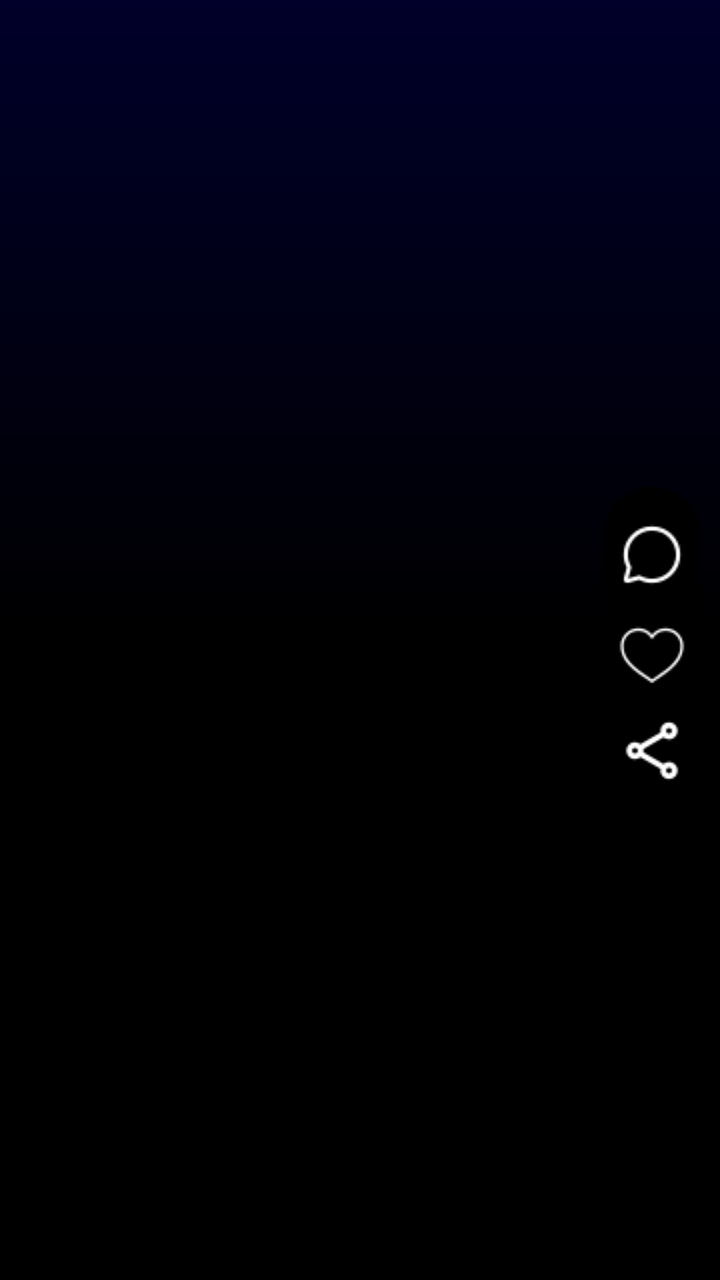
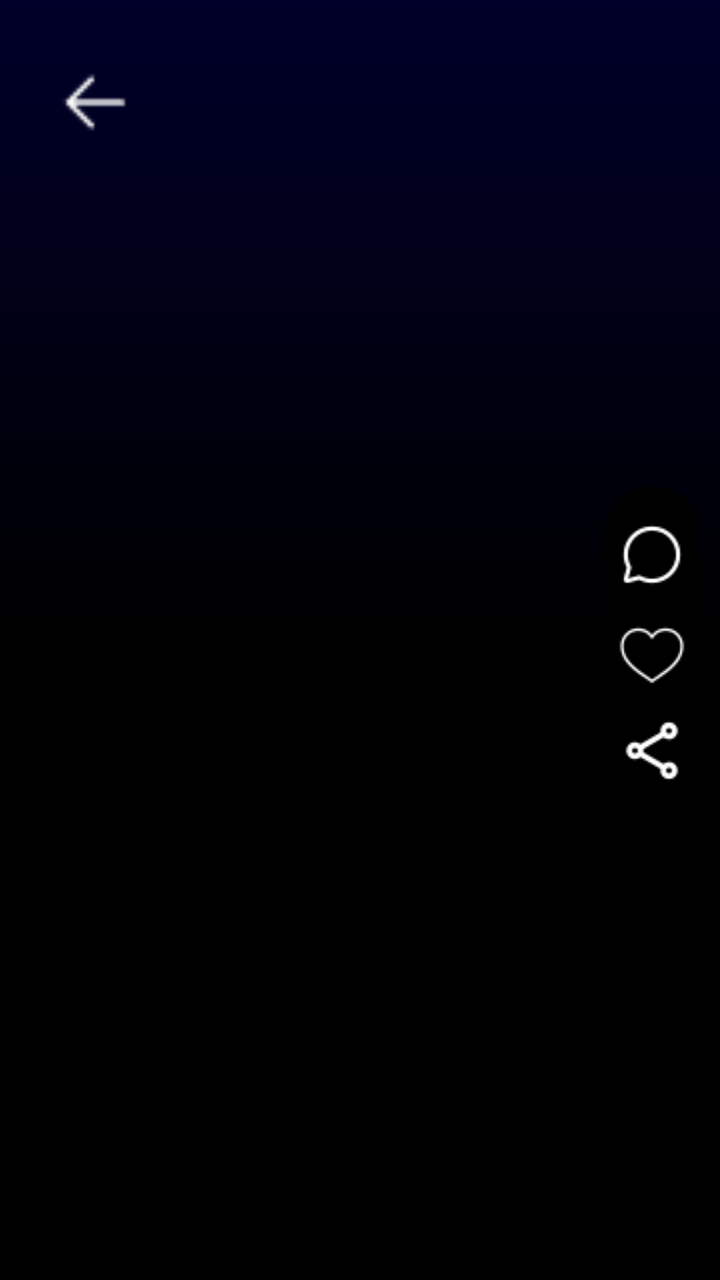

Before-and-after screenshots of an Android layout around one commit, followed by the original layout XML and the change that was made.
<!-- AndroidManifest.xml: application theme Theme.Pruvve -->
<!-- res/layout/activity_show_videos.xml -->
<?xml version="1.0" encoding="utf-8"?>
<androidx.constraintlayout.widget.ConstraintLayout xmlns:android="http://schemas.android.com/apk/res/android"
    xmlns:app="http://schemas.android.com/apk/res-auto"
    xmlns:tools="http://schemas.android.com/tools"
    android:layout_width="match_parent"
    android:layout_height="match_parent"
    android:background="@drawable/pitch_background"
    tools:context=".ShowVideos">

    <ImageView
        android:id="@+id/imvShowChosenVideo"
        android:layout_width="match_parent"
        android:layout_height="0dp"
        android:background="@drawable/pitch_background"
        app:layout_constraintBottom_toTopOf="@+id/guideline339"
        app:layout_constraintEnd_toEndOf="parent"
        app:layout_constraintStart_toStartOf="parent"
        app:layout_constraintTop_toTopOf="parent"
        tools:ignore="ContentDescription" />

    <LinearLayout
        android:id="@+id/llVideoOptions"
        android:layout_width="wrap_content"
        android:layout_height="wrap_content"
        android:layout_marginEnd="10dp"
        android:background="@drawable/icon_background"
        android:orientation="vertical"
        android:padding="7dp"
        app:layout_constraintEnd_toEndOf="parent"
        app:layout_constraintTop_toTopOf="@+id/guideline345">

        <ImageView
            android:id="@+id/imvCommentOnVideo"
            android:layout_width="wrap_content"
            android:layout_height="wrap_content"
            android:layout_marginTop="10dp"
            android:layout_marginBottom="15dp"
            android:src="@drawable/comment"
            app:layout_constraintEnd_toStartOf="@+id/guideline318"
            app:layout_constraintTop_toTopOf="@+id/guideline333"
            tools:ignore="ContentDescription" />

        <ImageView
            android:id="@+id/imvLikeVideo"
            android:layout_width="wrap_content"
            android:layout_height="wrap_content"
            android:layout_marginBottom="15dp"
            android:src="@drawable/like_heart"
            app:layout_constraintEnd_toStartOf="@+id/guideline318"
            app:layout_constraintTop_toBottomOf="@+id/imvWriteStory"
            tools:ignore="ContentDescription" />

        <ImageView
            android:id="@+id/imvShareStory"
            android:layout_width="wrap_content"
            android:layout_height="wrap_content"
            android:layout_marginBottom="15dp"
            android:src="@drawable/share"
            app:layout_constraintEnd_toStartOf="@+id/guideline318"
            app:layout_constraintTop_toBottomOf="@+id/imvWriteStory"
            tools:ignore="ContentDescription" />

    </LinearLayout>

    <androidx.constraintlayout.widget.ConstraintLayout
        android:id="@+id/clCommentVideos"
        android:layout_width="0dp"
        android:layout_height="0dp"
        android:background="@drawable/pitch_background"
        android:paddingStart="10dp"
        android:paddingEnd="10dp"
        android:paddingBottom="10dp"
        app:layout_constraintBottom_toBottomOf="parent"
        app:layout_constraintEnd_toEndOf="parent"
        app:layout_constraintStart_toStartOf="parent"
        app:layout_constraintTop_toTopOf="@+id/guideline339">

        <TextView
            android:id="@+id/tvCommentOrLikes"
            android:layout_width="0dp"
            android:layout_height="0dp"
            android:fontFamily="@font/my_exo"
            android:gravity="center"
            android:text="Comments"
            android:textColor="@color/white"
            android:textSize="24sp"
            android:textStyle="bold"
            app:layout_constraintBottom_toTopOf="@id/guideline341"
            app:layout_constraintEnd_toEndOf="parent"
            app:layout_constraintStart_toStartOf="parent"
            app:layout_constraintTop_toTopOf="@+id/guideline342"
            tools:ignore="HardcodedText" />

        <androidx.recyclerview.widget.RecyclerView
            android:id="@+id/rvChosenCommentsOrLikes"
            android:layout_width="match_parent"
            android:layout_height="0dp"
            android:layout_marginTop="5dp"
            app:layout_constraintBottom_toBottomOf="parent"
            app:layout_constraintTop_toTopOf="@+id/guideline341"
            tools:layout_editor_absoluteX="10dp" />

        <LinearLayout
            android:layout_width="0dp"
            android:layout_height="0dp"
            android:layout_marginStart="5dp"
            android:layout_marginTop="2dp"
            android:layout_marginEnd="5dp"
            android:background="@drawable/search_background2"
            android:orientation="horizontal"
            app:layout_constraintBottom_toBottomOf="parent"
            app:layout_constraintEnd_toEndOf="parent"
            app:layout_constraintStart_toStartOf="parent"
            app:layout_constraintTop_toTopOf="@+id/guideline340">

            <EditText
                android:id="@+id/etVideoCommentText"
                android:layout_width="match_parent"
                android:layout_height="match_parent"
                android:layout_marginStart="8dp"
                android:layout_marginEnd="2dp"
                android:layout_weight="1"
                android:autofillHints="none"
                android:hint="Write a comment"
                android:textColor="@color/white"
                android:inputType="textMultiLine"
                android:textColorHint="@color/gray"
                android:textSize="16sp"
                tools:ignore="HardcodedText" />

            <ImageView
                android:id="@+id/imvVideoCommentSend"
                android:layout_width="match_parent"
                android:layout_height="match_parent"
                android:layout_margin="5dp"
                android:layout_weight="8"
                android:src="@drawable/send_icon"
                tools:ignore="ContentDescription" />
        </LinearLayout>

        <ImageView
            android:id="@+id/imvExitVideoCommentSection"
            android:layout_width="wrap_content"
            android:layout_height="wrap_content"
            android:layout_margin="15dp"
            android:src="@drawable/exit_icon"
            app:layout_constraintEnd_toEndOf="parent"
            app:layout_constraintTop_toTopOf="@+id/guideline342"
            tools:ignore="ContentDescription" />

        <androidx.constraintlayout.widget.Guideline
            android:id="@+id/guideline341"
            android:layout_width="wrap_content"
            android:layout_height="wrap_content"
            android:orientation="horizontal"
            app:layout_constraintGuide_percent="0.18" />

        <androidx.constraintlayout.widget.Guideline
            android:id="@+id/guideline340"
            android:layout_width="wrap_content"
            android:layout_height="wrap_content"
            android:orientation="horizontal"
            app:layout_constraintGuide_percent="0.83" />

        <androidx.constraintlayout.widget.Guideline
            android:id="@+id/guideline342"
            android:layout_width="wrap_content"
            android:layout_height="wrap_content"
            android:orientation="horizontal"
            app:layout_constraintGuide_percent="0.027363185" />
    </androidx.constraintlayout.widget.ConstraintLayout>

    <androidx.constraintlayout.widget.Guideline
        android:id="@+id/guideline339"
        android:layout_width="wrap_content"
        android:layout_height="wrap_content"
        android:orientation="horizontal"
        app:layout_constraintGuide_percent="1.0" />

    <androidx.constraintlayout.widget.Guideline
        android:id="@+id/guideline345"
        android:layout_width="wrap_content"
        android:layout_height="wrap_content"
        android:orientation="horizontal"
        app:layout_constraintGuide_percent="0.38" />
</androidx.constraintlayout.widget.ConstraintLayout>
<!-- resources referenced by this layout -->
<resources>
  <color name="gray">#808080</color>
  <color name="white">#FFFFFFFF</color>
  <!-- drawable comment: png bitmap (drawable, 641 bytes) -->
  <!-- drawable exit_icon: png bitmap (drawable, 312 bytes) -->
  <!-- drawable icon_background (drawable) -->
  <?xml version="1.0" encoding="utf-8"?>
  <shape xmlns:android="http://schemas.android.com/apk/res/android"
      android:shape="rectangle">
      <solid
          android:color="@color/black"/>
      <corners android:radius="45dp"/>
  </shape>
  <!-- drawable like_heart: png bitmap (drawable, 663 bytes) -->
  <!-- drawable pitch_background (drawable) -->
  <?xml version="1.0" encoding="utf-8"?>
  <shape
      xmlns:android="http://schemas.android.com/apk/res/android"
      android:shape="rectangle">
      <gradient android:startColor="@color/black"
          android:endColor="#00002A"
          android:angle="90"
          android:type="linear"
          android:centerColor="@color/black"/>
  
  </shape>
  <!-- drawable search_background2 (drawable) -->
  <?xml version="1.0" encoding="utf-8"?>
  <shape xmlns:android="http://schemas.android.com/apk/res/android"
      android:shape="rectangle">
      <corners android:radius="5dp"/>
      <solid android:color="@color/black"/>
      <stroke android:width="2dp"
          android:color="@color/gray"/>
  
  </shape>
  <!-- drawable send_icon: png bitmap (drawable, 459 bytes) -->
  <!-- drawable share: png bitmap (drawable, 523 bytes) -->
  <style name="Theme.Pruvve" parent="Theme.AppCompat.DayNight.DarkActionBar" />
  <color name="black">#FF000000</color>
</resources>

<!-- the commit's change to res/layout/activity_show_videos.xml (unified diff, before → after) -->
@@ -7,16 +7,35 @@
     android:background="@drawable/pitch_background"
     tools:context=".ShowVideos">
 
-    <ImageView
-        android:id="@+id/imvShowChosenVideo"
-        android:layout_width="match_parent"
+    <FrameLayout
+        android:id="@+id/frameLayout"
+        android:layout_width="0dp"
         android:layout_height="0dp"
-        android:background="@drawable/pitch_background"
         app:layout_constraintBottom_toTopOf="@+id/guideline339"
         app:layout_constraintEnd_toEndOf="parent"
+        app:layout_constraintHorizontal_bias="1.0"
         app:layout_constraintStart_toStartOf="parent"
         app:layout_constraintTop_toTopOf="parent"
-        tools:ignore="ContentDescription" />
+        app:layout_constraintVertical_bias="0.0">
+
+        <ImageView
+            android:id="@+id/imvShowChosenImage"
+            android:layout_width="match_parent"
+            android:layout_height="match_parent"
+            android:background="@drawable/pitch_background"
+            android:visibility="gone"
+            tools:ignore="ContentDescription" />
+
+        <com.google.android.exoplayer2.ui.PlayerView
+            android:id="@+id/epShowChosenVideo"
+            android:layout_width="match_parent"
+            android:layout_height="match_parent"
+            android:background="@drawable/dialogue_background3"
+            android:scaleType="centerCrop"
+            android:visibility="gone"
+            app:resize_mode="fill"
+            app:use_controller="false" />
+    </FrameLayout>
 
     <LinearLayout
         android:id="@+id/llVideoOptions"
@@ -122,8 +141,8 @@
                 android:layout_weight="1"
                 android:autofillHints="none"
                 android:hint="Write a comment"
+                android:inputType="textMultiLine"
                 android:textColor="@color/white"
-                android:inputType="textMultiLine"
                 android:textColorHint="@color/gray"
                 android:textSize="16sp"
                 tools:ignore="HardcodedText" />
@@ -148,6 +167,7 @@
             app:layout_constraintTop_toTopOf="@+id/guideline342"
             tools:ignore="ContentDescription" />
 
+
         <androidx.constraintlayout.widget.Guideline
             android:id="@+id/guideline341"
             android:layout_width="wrap_content"
@@ -170,6 +190,18 @@
             app:layout_constraintGuide_percent="0.027363185" />
     </androidx.constraintlayout.widget.ConstraintLayout>
 
+    <ImageView
+        android:id="@+id/imvExitShowVideos"
+        android:layout_width="0dp"
+        android:layout_height="0dp"
+        android:layout_margin="5dp"
+        android:src="@drawable/ep_back"
+        app:layout_constraintBottom_toTopOf="@+id/guideline343"
+        app:layout_constraintEnd_toStartOf="@+id/guideline168"
+        app:layout_constraintStart_toStartOf="@+id/guideline170"
+        app:layout_constraintTop_toTopOf="@+id/guideline344"
+        tools:ignore="ContentDescription" />
+
     <androidx.constraintlayout.widget.Guideline
         android:id="@+id/guideline339"
         android:layout_width="wrap_content"
@@ -183,4 +215,32 @@
         android:layout_height="wrap_content"
         android:orientation="horizontal"
         app:layout_constraintGuide_percent="0.38" />
+
+    <androidx.constraintlayout.widget.Guideline
+        android:id="@+id/guideline168"
+        android:layout_width="wrap_content"
+        android:layout_height="wrap_content"
+        android:orientation="vertical"
+        app:layout_constraintGuide_percent="0.21" />
+
+    <androidx.constraintlayout.widget.Guideline
+        android:id="@+id/guideline170"
+        android:layout_width="wrap_content"
+        android:layout_height="wrap_content"
+        android:orientation="vertical"
+        app:layout_constraintGuide_percent="0.05109489" />
+
+    <androidx.constraintlayout.widget.Guideline
+        android:id="@+id/guideline343"
+        android:layout_width="wrap_content"
+        android:layout_height="wrap_content"
+        android:orientation="horizontal"
+        app:layout_constraintGuide_percent="0.12" />
+
+    <androidx.constraintlayout.widget.Guideline
+        android:id="@+id/guideline344"
+        android:layout_width="wrap_content"
+        android:layout_height="wrap_content"
+        android:orientation="horizontal"
+        app:layout_constraintGuide_percent="0.04" />
 </androidx.constraintlayout.widget.ConstraintLayout>
<!-- resource entries referenced after the edit -->
@@ -3,6 +3,17 @@
   <color name="gray">#808080</color>
   <color name="white">#FFFFFFFF</color>
   <!-- drawable comment: png bitmap (drawable, 641 bytes) -->
+  <!-- drawable dialogue_background3 (drawable) -->
+  <?xml version="1.0" encoding="utf-8"?>
+  <shape
+      xmlns:android="http://schemas.android.com/apk/res/android"
+      android:shape="rectangle">
+      <solid
+          android:color="@color/dark_gray"/>
+      <corners
+          android:radius="10dp"/>
+  </shape>
+  <!-- drawable ep_back: png bitmap (drawable, 213 bytes) -->
   <!-- drawable exit_icon: png bitmap (drawable, 312 bytes) -->
   <!-- drawable icon_background (drawable) -->
   <?xml version="1.0" encoding="utf-8"?>
@@ -38,6 +49,7 @@
   <!-- drawable send_icon: png bitmap (drawable, 459 bytes) -->
   <!-- drawable share: png bitmap (drawable, 523 bytes) -->
   <style name="Theme.Pruvve" parent="Theme.AppCompat.DayNight.DarkActionBar" />
+  <color name="dark_gray">#333333</color>
   <color name="black">#FF000000</color>
 </resources>
 
